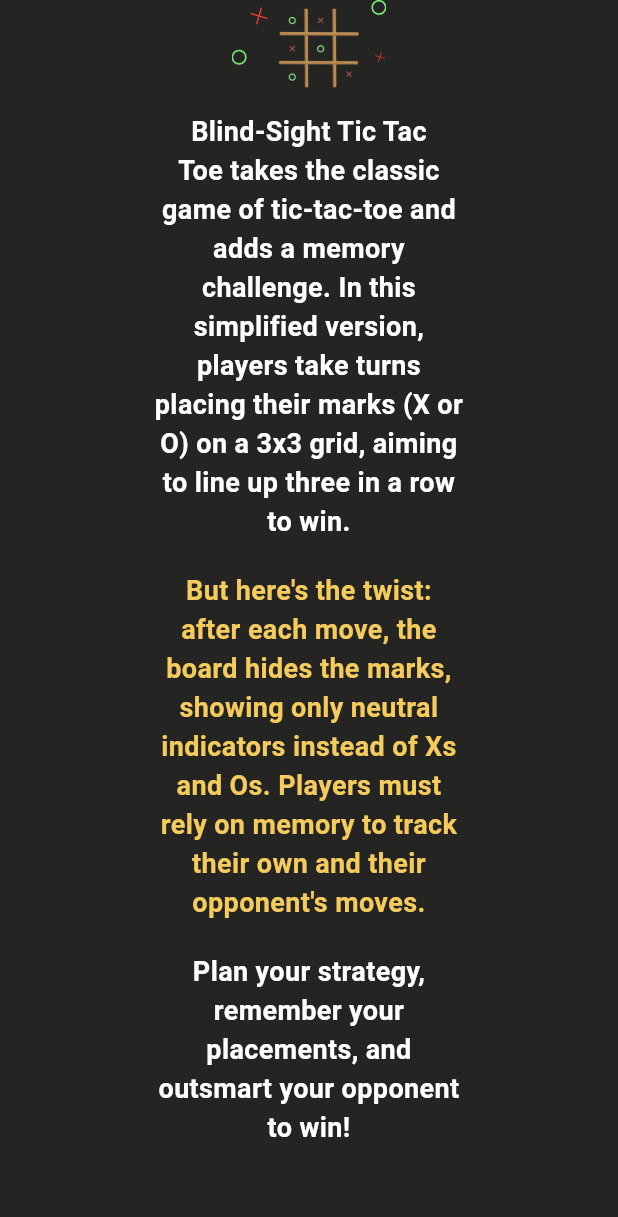
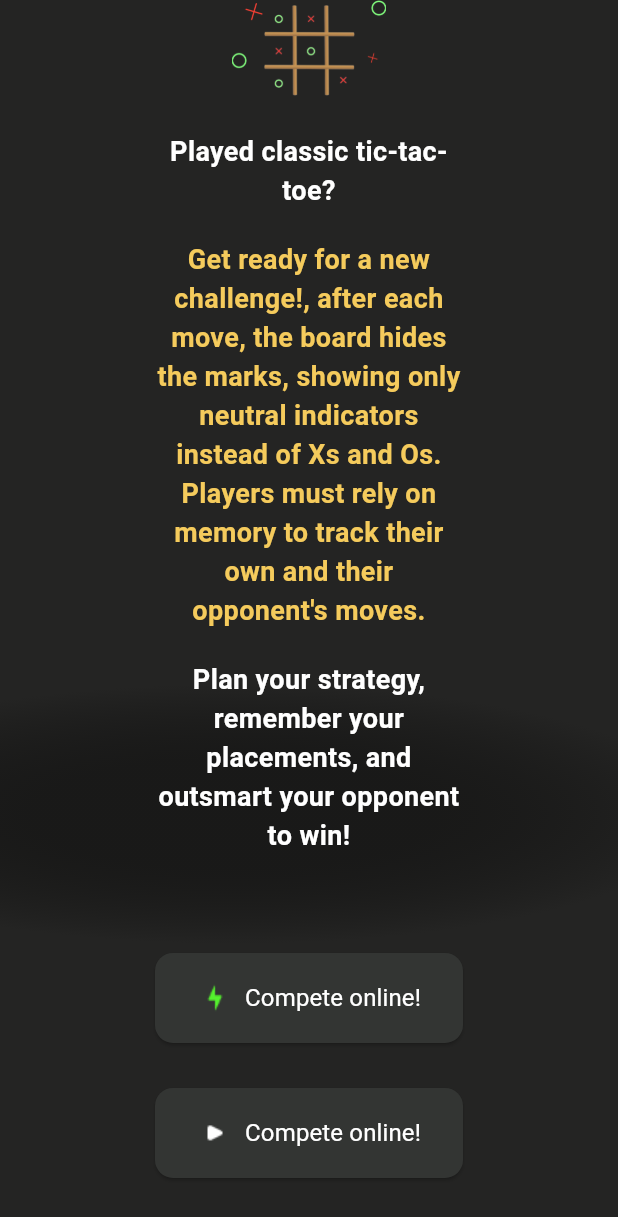
Before and after one commit to UnHired-Coder/BlindsPlay, a Flutter app: the HomePage screen opened directly, on a phone screen of 412 x 824 dp. Shown: the top 1217 px of the screen. Run offline on Flutter 3.47's test engine with Material 3 defaults, Android fonts, the phone set to English and light mode, and no system bars; our stand-ins replace equatable, flutter_bloc; Roboto replaces fonts that are missing (Itim).

Commit message:
Updated: Copies Updated

```diff
--- a/lib/presentation/screens/home_page.dart
+++ b/lib/presentation/screens/home_page.dart
@@ -12,10 +12,23 @@ class HomePage extends StatelessWidget {
   @override
   Widget build(BuildContext context) {
     double screenWidth = MediaQuery.of(context).size.width;
+    double screenHeight = MediaQuery.of(context).size.height;
 
     return Scaffold(
         backgroundColor: AppColors.primary,
-        body: Column(
+        body: Container(
+            decoration: BoxDecoration(
+              gradient: RadialGradient(
+                colors: [Colors.black.withOpacity(0.3), AppColors.primary.withOpacity(0.5), AppColors.primary],
+                stops: [0.3, 0.7, 1.0],
+                center: Alignment.center,
+                radius: 1,
+                // Applying GradientTransform to create an elliptical gradient
+                transform: CenteredEllipticalGradientTransform(scaleX: 1.1, scaleY: 0.3)
+                , // Stretch horizontally and shrink vertically
+              ),
+            ),
+            child: Column(
               mainAxisSize: MainAxisSize.min,
               mainAxisAlignment: MainAxisAlignment.center,
               children: [
@@ -27,41 +40,19 @@ class HomePage extends StatelessWidget {
                       image: AssetImage('assets/tic_tac_toe_anim.png'),
                       width: screenWidth / 4,
                     ),
-                // GameModeWidget(
-                //   title: 'Play now',
-                //   description: 'Play against similar rated players',
-                //   imageUrl: 'assets/favicon.png',
-                // ),
-                // SizedBox(width: 16),
-                // GameModeWidget(
-                //   title: 'Play now',
-                //   description: 'Play against similar rated players',
-                //   imageUrl: 'assets/favicon.png',
-                // )
                   ],
                 ),
                 SizedBox(height: 16),
                 Row(
                   mainAxisSize: MainAxisSize.min,
                   children: [
-                // GameModeWidget(
-                //   title: 'Play now',
-                //   description: 'Play against similar rated players',
-                //   imageUrl: 'assets/favicon.png',
-                // ),
-                SizedBox(height: 200),
-                Stack(
-                  fit: StackFit.loose,
-                  alignment: Alignment.center,
-                  children: [
                     Container(
+                        padding: EdgeInsets.symmetric(vertical: 5),
                         width: screenWidth / 2,
                         child: Column(
                           children: [
                             Text(
-                              "Blind-Sight Tic Tac Toe takes the classic game of tic-tac-toe and adds a memory challenge."
-                              " In this simplified version, players take turns placing their marks (X or O) on a 3x3 grid, "
-                              "aiming to line up three in a row to win.",
+                              "Played classic tic-tac-toe?",
                               textAlign: TextAlign.center,
                               style: AppTextStyles.bodyTextLarge
                                   .copyWith(color: AppColors.onPrimary),
@@ -69,7 +60,7 @@ class HomePage extends StatelessWidget {
                             ),
                             SizedBox(height: 20),
                             Text(
-                              "But here's the twist: after each move, the board hides the marks, showing only neutral indicators"
+                              "Get ready for a new challenge!, after each move, the board hides the marks, showing only neutral indicators"
                               " instead of Xs and Os. Players must rely on memory to track their own and their opponent's moves.",
                               textAlign: TextAlign.center,
                               style: AppTextStyles.bodyTextLarge
@@ -86,8 +77,6 @@ class HomePage extends StatelessWidget {
                             )
                           ],
                         )),
-                  ],
-                ),
                     // GameModeWidget(
                     //   title: 'Play now',
                     //   description: 'Play against similar rated players',
@@ -108,6 +97,36 @@ class HomePage extends StatelessWidget {
                   onPressed: () {},
                 )
               ],
-        ));
+            )));
   }
 }
+
+
+// Custom Gradient Transform class for centered elliptical scaling with dynamic scale factors
+class CenteredEllipticalGradientTransform extends GradientTransform {
+  final double scaleX;
+  final double scaleY;
+
+  CenteredEllipticalGradientTransform({required this.scaleX, required this.scaleY});
+
+  @override
+  Matrix4 transform(Rect bounds, {TextDirection? textDirection}) {
+    // Create a custom transformation matrix
+    final matrix = Matrix4.identity();
+
+    // Calculate the center of the bounds
+    final centerX = bounds.width / 2;
+    final centerY = bounds.height / 2;
+
+    // Step 1: Translate the gradient to the origin (center)
+    matrix.translate(centerX - 50, centerY + 150);
+
+    // Step 2: Apply dynamic scaling
+    matrix.scale(scaleX, scaleY);
+
+    // Step 3: Translate back to the original position
+    matrix.translate(-centerX, -centerY);
+
+    return matrix;
+  }
+}
```
Also changed, not shown: assets/tic_tac_toe_anim.png. Lines whose indentation alone changed are shown as unchanged.
